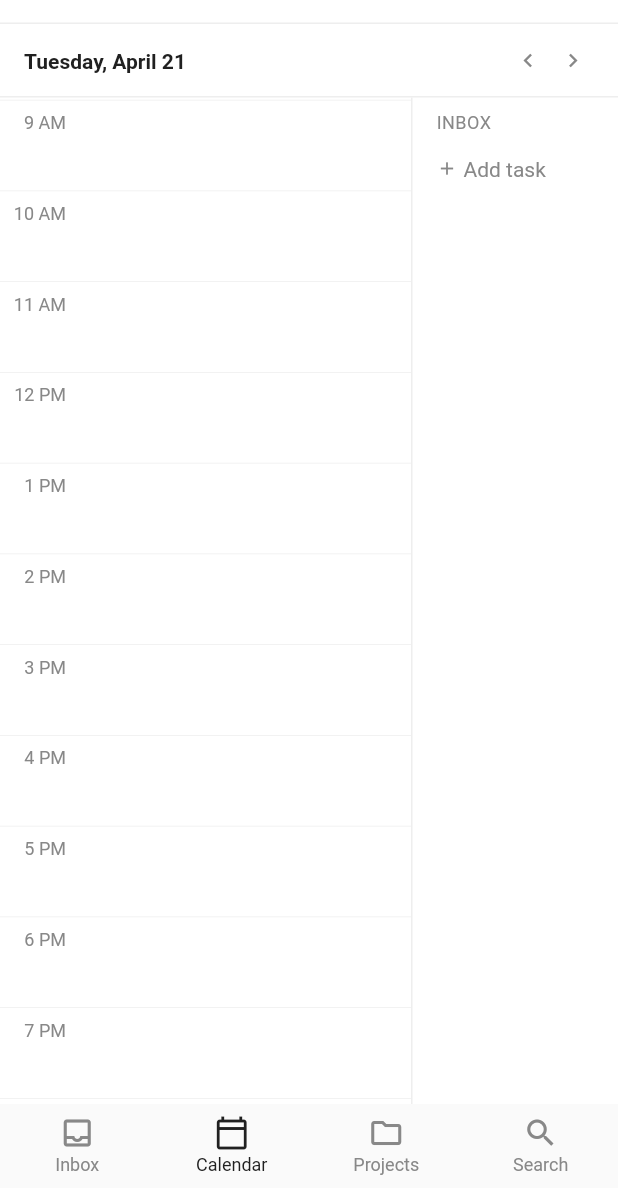
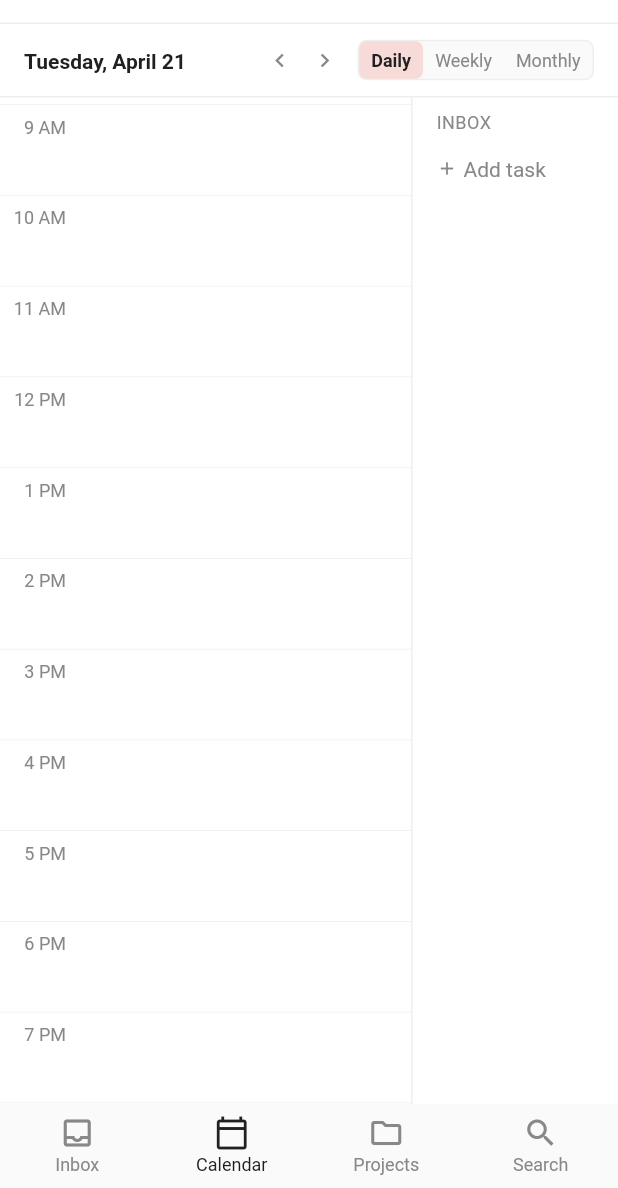
Before and after one commit to kiwifruit0/zelby, a Flutter app: the screen it shows after launch, item 2 of the bottom bar chosen, on a phone screen of 412 x 824 dp, the part 48-1236 px from its top. Run offline on Flutter 3.47's test engine with Material 3 defaults, Android fonts, the phone set to English and light mode, and no system bars; our stand-ins replace drift, drift_flutter, flutter_riverpod, go_router, riverpod_annotation, table_calendar; accounts and stored records are empty; generated files the repository leaves out were written again.

Commit message:
switch between calendar screens

```diff
--- /dev/null
+++ b/lib/screens/calendar/calendar_view_switcher.dart
@@ -0,0 +1,82 @@
+import 'package:flutter/material.dart';
+import 'package:go_router/go_router.dart';
+
+import '../../theme/app_theme.dart';
+
+enum CalendarView { daily, weekly, monthly }
+
+class CalendarViewSwitcher extends StatelessWidget {
+  const CalendarViewSwitcher({super.key, required this.currentView});
+
+  final CalendarView currentView;
+
+  @override
+  Widget build(BuildContext context) {
+    return Container(
+      decoration: BoxDecoration(
+        color: AppColors.sidebarBackground,
+        border: Border.all(color: AppColors.divider),
+        borderRadius: BorderRadius.circular(6),
+      ),
+      child: Row(
+        mainAxisSize: MainAxisSize.min,
+        children: [
+          _ViewButton(
+            label: 'Daily',
+            route: '/calendar/daily',
+            isActive: currentView == CalendarView.daily,
+          ),
+          _ViewButton(
+            label: 'Weekly',
+            route: '/calendar/weekly',
+            isActive: currentView == CalendarView.weekly,
+          ),
+          _ViewButton(
+            label: 'Monthly',
+            route: '/calendar/monthly',
+            isActive: currentView == CalendarView.monthly,
+          ),
+        ],
+      ),
+    );
+  }
+}
+
+class _ViewButton extends StatelessWidget {
+  const _ViewButton({
+    required this.label,
+    required this.route,
+    required this.isActive,
+  });
+
+  final String label;
+  final String route;
+  final bool isActive;
+
+  @override
+  Widget build(BuildContext context) {
+    return GestureDetector(
+      behavior: HitTestBehavior.opaque,
+      onTap: isActive ? null : () => context.go(route),
+      child: Container(
+        padding: const EdgeInsets.symmetric(
+          horizontal: AppSpacing.sm,
+          vertical: AppSpacing.xs,
+        ),
+        decoration: BoxDecoration(
+          color: isActive
+              ? AppColors.accent.withValues(alpha: 0.18)
+              : Colors.transparent,
+          borderRadius: BorderRadius.circular(5),
+        ),
+        child: Text(
+          label,
+          style: AppTextStyles.itemMeta.copyWith(
+            color: isActive ? AppColors.primary : AppColors.muted,
+            fontWeight: isActive ? FontWeight.w600 : FontWeight.w400,
+          ),
+        ),
+      ),
+    );
+  }
+}
--- a/lib/screens/calendar/monthly_calendar_screen.dart
+++ b/lib/screens/calendar/monthly_calendar_screen.dart
@@ -8,6 +8,7 @@ import '../../providers/events_provider.dart';
 import '../../providers/scheduled_tasks_provider.dart';
 import '../../providers/selected_date_provider.dart';
 import '../../theme/app_theme.dart';
+import 'calendar_view_switcher.dart';
 
 // Per-type dot colours shown in the calendar marker row.
 const _kTaskColor = AppColors.accent;
@@ -22,8 +23,7 @@ class MonthlyCalendarScreen extends ConsumerStatefulWidget {
       _MonthlyCalendarScreenState();
 }
 
-class _MonthlyCalendarScreenState
-    extends ConsumerState<MonthlyCalendarScreen> {
+class _MonthlyCalendarScreenState extends ConsumerState<MonthlyCalendarScreen> {
   late DateTime _focusedDay;
 
   @override
@@ -33,8 +33,7 @@ class _MonthlyCalendarScreenState
   }
 
   // Exclusive upper bound so the range query uses [start, end).
-  DateTime get _rangeStart =>
-      DateTime(_focusedDay.year, _focusedDay.month, 1);
+  DateTime get _rangeStart => DateTime(_focusedDay.year, _focusedDay.month, 1);
   DateTime get _rangeEnd =>
       DateTime(_focusedDay.year, _focusedDay.month + 1, 1);
 
@@ -51,13 +50,8 @@ class _MonthlyCalendarScreenState
     // Events span multiple days — mark every day in range.
     for (final e in events) {
       if (e.startDate == null || e.endDate == null) continue;
-      var d = DateTime(
-        e.startDate!.year,
-        e.startDate!.month,
-        e.startDate!.day,
-      );
-      final last =
-          DateTime(e.endDate!.year, e.endDate!.month, e.endDate!.day);
+      var d = DateTime(e.startDate!.year, e.startDate!.month, e.startDate!.day);
+      final last = DateTime(e.endDate!.year, e.endDate!.month, e.endDate!.day);
       while (!d.isAfter(last)) {
         add(d, 'event');
         d = d.add(const Duration(days: 1));
@@ -82,14 +76,12 @@ class _MonthlyCalendarScreenState
   }
 
   void _prevMonth() => setState(
-        () => _focusedDay =
-            DateTime(_focusedDay.year, _focusedDay.month - 1, 1),
-      );
+    () => _focusedDay = DateTime(_focusedDay.year, _focusedDay.month - 1, 1),
+  );
 
   void _nextMonth() => setState(
-        () => _focusedDay =
-            DateTime(_focusedDay.year, _focusedDay.month + 1, 1),
-      );
+    () => _focusedDay = DateTime(_focusedDay.year, _focusedDay.month + 1, 1),
+  );
 
   void _onDaySelected(DateTime selected, DateTime focused) {
     ref.read(selectedDateProvider.notifier).state = selected;
@@ -101,8 +93,9 @@ class _MonthlyCalendarScreenState
   Widget build(BuildContext context) {
     final selectedDay = ref.watch(selectedDateProvider);
 
-    final eventsAsync =
-        ref.watch(eventsForDateRangeProvider(_rangeStart, _rangeEnd));
+    final eventsAsync = ref.watch(
+      eventsForDateRangeProvider(_rangeStart, _rangeEnd),
+    );
     final tasksAsync = ref.watch(
       scheduledTasksForDateRangeProvider(_rangeStart, _rangeEnd),
     );
@@ -130,8 +123,7 @@ class _MonthlyCalendarScreenState
             focusedDay: _focusedDay,
             selectedDayPredicate: (day) => isSameDay(day, selectedDay),
             onDaySelected: _onDaySelected,
-            onPageChanged: (focused) =>
-                setState(() => _focusedDay = focused),
+            onPageChanged: (focused) => setState(() => _focusedDay = focused),
             headerVisible: false,
             rowHeight: 52,
             daysOfWeekHeight: 28,
@@ -207,8 +199,7 @@ class _MonthlyCalendarScreenState
                     children: [
                       if (types.contains('scheduled_task'))
                         _Dot(color: _kTaskColor),
-                      if (types.contains('event'))
-                        _Dot(color: _kEventColor),
+                      if (types.contains('event')) _Dot(color: _kEventColor),
                       if (types.contains('deadline'))
                         _Dot(color: _kDeadlineColor),
                     ],
@@ -226,8 +217,18 @@ class _MonthlyCalendarScreenState
 // ── Month header ──────────────────────────────────────────────────────────────
 
 const _kMonths = [
-  'January', 'February', 'March', 'April', 'May', 'June',
-  'July', 'August', 'September', 'October', 'November', 'December',
+  'January',
+  'February',
+  'March',
+  'April',
+  'May',
+  'June',
+  'July',
+  'August',
+  'September',
+  'October',
+  'November',
+  'December',
 ];
 
 class _MonthHeader extends StatelessWidget {
@@ -265,6 +266,8 @@ class _MonthHeader extends StatelessWidget {
           _ArrowButton(icon: Icons.chevron_left, onTap: onPrev),
           const SizedBox(width: 2),
           _ArrowButton(icon: Icons.chevron_right, onTap: onNext),
+          const SizedBox(width: AppSpacing.sm),
+          const CalendarViewSwitcher(currentView: CalendarView.monthly),
         ],
       ),
     );
--- a/lib/screens/calendar/weekly_calendar_screen.dart
+++ b/lib/screens/calendar/weekly_calendar_screen.dart
@@ -7,11 +7,22 @@ import '../../providers/events_provider.dart';
 import '../../providers/scheduled_tasks_provider.dart';
 import '../../providers/selected_date_provider.dart';
 import '../../theme/app_theme.dart';
+import 'calendar_view_switcher.dart';
 
 const _kDayNames = ['Mon', 'Tue', 'Wed', 'Thu', 'Fri', 'Sat', 'Sun'];
 const _kMonthsAbbrev = [
-  'Jan', 'Feb', 'Mar', 'Apr', 'May', 'Jun',
-  'Jul', 'Aug', 'Sep', 'Oct', 'Nov', 'Dec',
+  'Jan',
+  'Feb',
+  'Mar',
+  'Apr',
+  'May',
+  'Jun',
+  'Jul',
+  'Aug',
+  'Sep',
+  'Oct',
+  'Nov',
+  'Dec',
 ];
 
 const _kTaskColor = AppColors.accent;
@@ -76,8 +87,7 @@ class WeeklyCalendarScreen extends ConsumerStatefulWidget {
       _WeeklyCalendarScreenState();
 }
 
-class _WeeklyCalendarScreenState
-    extends ConsumerState<WeeklyCalendarScreen> {
+class _WeeklyCalendarScreenState extends ConsumerState<WeeklyCalendarScreen> {
   late DateTime _focusedWeekStart;
   // Parent-owned hover key — only one column header highlighted at a time.
   DateTime? _hoveredDay;
@@ -90,13 +100,14 @@ class _WeeklyCalendarScreenState
 
   DateTime get _weekEnd => _focusedWeekStart.add(const Duration(days: 7));
 
-  void _prevWeek() =>
-      setState(() => _focusedWeekStart =
-          _focusedWeekStart.subtract(const Duration(days: 7)));
+  void _prevWeek() => setState(
+    () =>
+        _focusedWeekStart = _focusedWeekStart.subtract(const Duration(days: 7)),
+  );
 
-  void _nextWeek() =>
-      setState(() => _focusedWeekStart =
-          _focusedWeekStart.add(const Duration(days: 7)));
+  void _nextWeek() => setState(
+    () => _focusedWeekStart = _focusedWeekStart.add(const Duration(days: 7)),
+  );
 
   void _selectDay(DateTime day) {
     ref.read(selectedDateProvider.notifier).state = day;
@@ -114,39 +125,46 @@ class _WeeklyCalendarScreenState
     for (final t in tasks) {
       if (t.endDate == null) continue;
       final k = DateTime(t.endDate!.year, t.endDate!.month, t.endDate!.day);
-      map[k]?.add(_CalItem(
+      map[k]?.add(
+        _CalItem(
           title: t.item.title,
           kind: _ItemKind.scheduledTask,
           endDate: t.endDate,
-      ));
+        ),
+      );
     }
 
     for (final e in events) {
       if (e.startDate == null || e.endDate == null) continue;
-      final eStart =
-          DateTime(e.startDate!.year, e.startDate!.month, e.startDate!.day);
-      final eEnd =
-          DateTime(e.endDate!.year, e.endDate!.month, e.endDate!.day);
+      final eStart = DateTime(
+        e.startDate!.year,
+        e.startDate!.month,
+        e.startDate!.day,
+      );
+      final eEnd = DateTime(e.endDate!.year, e.endDate!.month, e.endDate!.day);
       for (final d in days) {
         if (!d.isBefore(eStart) && !d.isAfter(eEnd)) {
-          map[d]!.add(_CalItem(
+          map[d]!.add(
+            _CalItem(
               title: e.item.title,
               kind: _ItemKind.event,
               endDate: e.endDate,
-          ));
+            ),
+          );
         }
       }
     }
 
     for (final d in deadlines) {
       if (d.endDate == null) continue;
-      final k =
-          DateTime(d.endDate!.year, d.endDate!.month, d.endDate!.day);
-      map[k]?.add(_CalItem(
+      final k = DateTime(d.endDate!.year, d.endDate!.month, d.endDate!.day);
+      map[k]?.add(
+        _CalItem(
           title: d.item.title,
           kind: _ItemKind.deadline,
           endDate: d.endDate,
-      ));
+        ),
+      );
     }
 
     return map;
@@ -188,18 +206,17 @@ class _WeeklyCalendarScreenState
             crossAxisAlignment: CrossAxisAlignment.stretch,
             children: [
               for (int i = 0; i < 7; i++) ...[
-                if (i > 0)
-                  Container(width: 1, color: AppColors.divider),
+                if (i > 0) Container(width: 1, color: AppColors.divider),
                 Expanded(
                   child: _DayColumn(
                     day: days[i],
                     isToday: _isSameDay(days[i], today),
                     isSelected: _isSameDay(days[i], selectedDay),
-                    isHovered: _hoveredDay != null &&
+                    isHovered:
+                        _hoveredDay != null &&
                         _isSameDay(_hoveredDay!, days[i]),
-                    onHoverChanged: (on) => setState(
-                      () => _hoveredDay = on ? days[i] : null,
-                    ),
+                    onHoverChanged: (on) =>
+                        setState(() => _hoveredDay = on ? days[i] : null),
                     onTap: () => _selectDay(days[i]),
                     items: itemsByDay[days[i]] ?? const [],
                   ),
@@ -248,6 +265,8 @@ class _WeekNavBar extends StatelessWidget {
           _ArrowButton(icon: Icons.chevron_left, onTap: onPrev),
           const SizedBox(width: 2),
           _ArrowButton(icon: Icons.chevron_right, onTap: onNext),
+          const SizedBox(width: AppSpacing.sm),
+          const CalendarViewSwitcher(currentView: CalendarView.weekly),
         ],
       ),
     );
@@ -329,12 +348,12 @@ class _DayColumn extends StatelessWidget {
           child: items.isEmpty
               ? const SizedBox.shrink()
               : SingleChildScrollView(
-                  padding: const EdgeInsets.symmetric(
-                    vertical: AppSpacing.xs,
-                  ),
+                  padding: const EdgeInsets.symmetric(vertical: AppSpacing.xs),
                   child: Column(
                     crossAxisAlignment: CrossAxisAlignment.stretch,
-                    children: items.map((item) => _ItemChip(item: item)).toList(),
+                    children: items
+                        .map((item) => _ItemChip(item: item))
+                        .toList(),
                   ),
                 ),
         ),
@@ -364,9 +383,7 @@ class _DayHeader extends StatelessWidget {
 
   @override
   Widget build(BuildContext context) {
-    final Color bg = isHovered
-        ? AppColors.hoverBackground
-        : Colors.transparent;
+    final Color bg = isHovered ? AppColors.hoverBackground : Colors.transparent;
 
     final Color dateNumBg = isToday
         ? AppColors.accent
@@ -374,8 +391,7 @@ class _DayHeader extends StatelessWidget {
         ? AppColors.accent.withValues(alpha: 0.25)
         : Colors.transparent;
 
-    final Color labelColor =
-        isToday ? AppColors.primary : AppColors.muted;
+    final Color labelColor = isToday ? AppColors.primary : AppColors.muted;
 
     return MouseRegion(
       cursor: SystemMouseCursors.click,
@@ -386,9 +402,7 @@ class _DayHeader extends StatelessWidget {
         onTap: onTap,
         child: Container(
           color: bg,
-          padding: const EdgeInsets.symmetric(
-            vertical: AppSpacing.sm,
-          ),
+          padding: const EdgeInsets.symmetric(vertical: AppSpacing.sm),
           child: Column(
             mainAxisSize: MainAxisSize.min,
             children: [
```
Also changed, not shown: lib/database/daos/scheduled_tasks_dao.dart (+53 -25 lines), lib/screens/calendar/daily_calendar_screen.dart (+125 -25 lines), 2 other files. Lines whose indentation alone changed are shown as unchanged.
